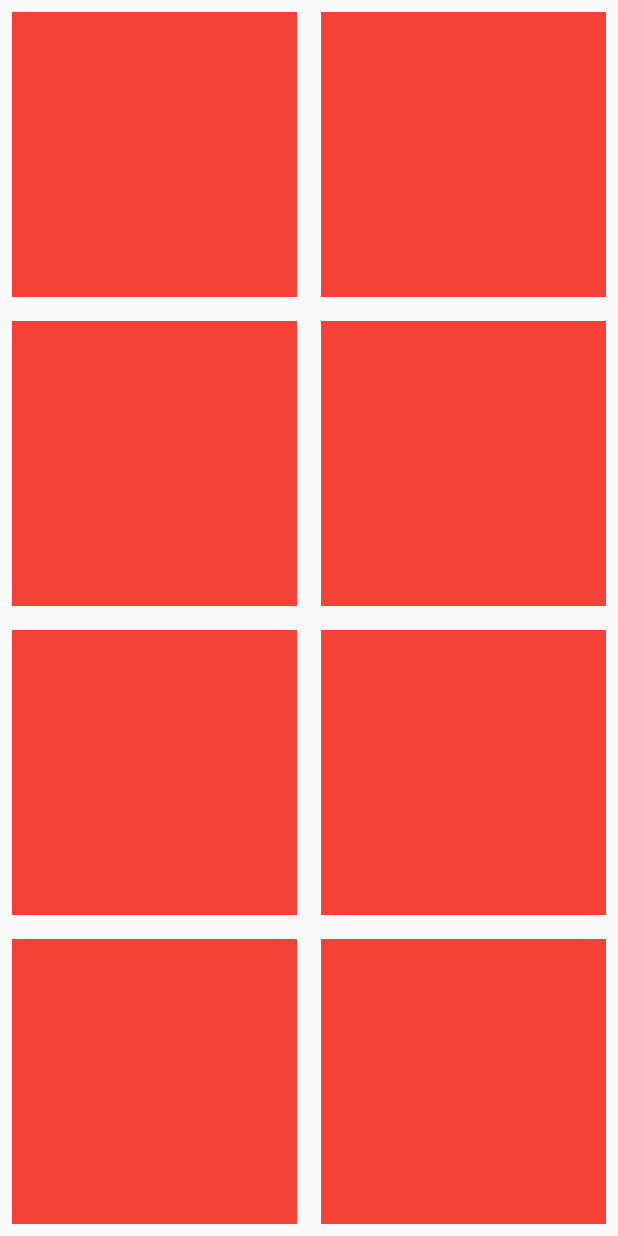
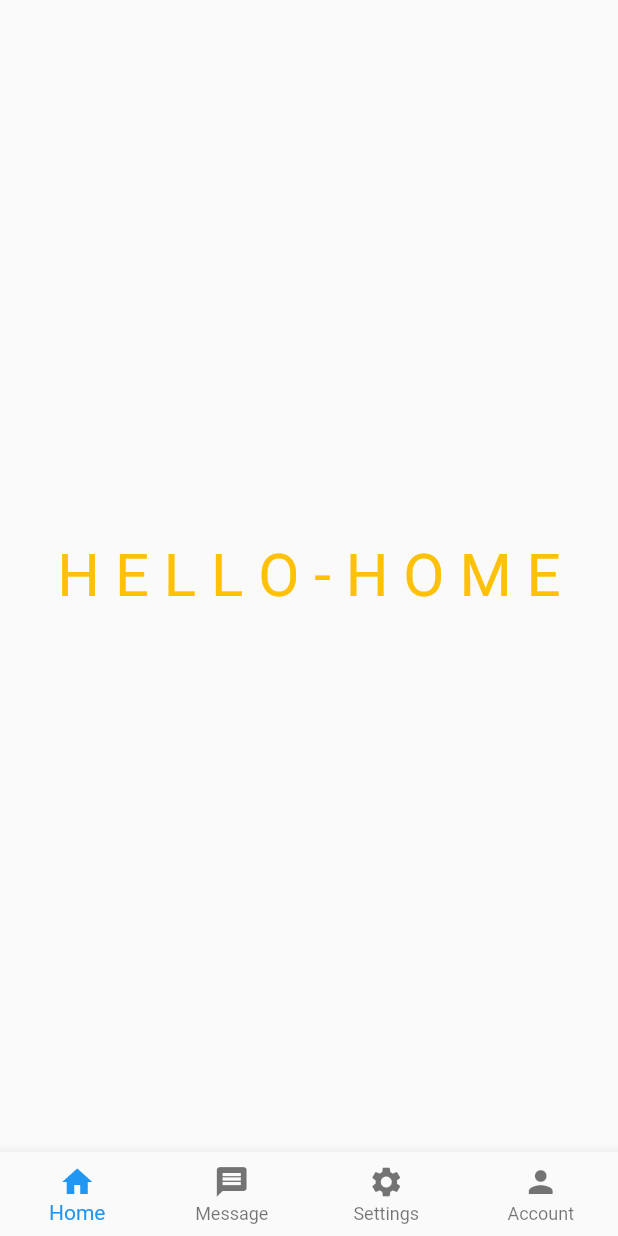
Before and after one commit to tranduclinh2067/flutter_code, a Flutter app: the screen it shows after launch, on a phone screen of 412 x 824 dp. Run offline on Flutter 3.47's test engine with Material 2 defaults, Android fonts, the phone set to English and light mode, and no system bars.

Commit message:
BOTTOM NAV BAR

```diff
--- a/lib/main.dart
+++ b/lib/main.dart
@@ -1,6 +1,7 @@
 import 'package:flutter/material.dart';
 import 'package:flutter/services.dart';
-import 'package:learing_1/screens/gridview.builder.dart';
+import 'package:learing_1/screens/bottomnavbar/bottomnavbar.dart';
+// import 'package:learing_1/screens/gridview.builder.dart';
 // import 'package:learing_1/screens/listviewbuild/listview.builder.dart';
 
 void main() {
@@ -14,7 +15,6 @@ class MyApp extends StatelessWidget {
   Widget build(BuildContext context) {
     SystemChrome.setSystemUIOverlayStyle(
         const SystemUiOverlayStyle(statusBarColor: Colors.transparent));
-    return MaterialApp(
-        debugShowCheckedModeBanner: false, home: GirdviewBuilder());
+    return MaterialApp(debugShowCheckedModeBanner: false, home: BottomNavBar());
   }
 }
--- /dev/null
+++ b/lib/screens/bottomnavbar/bottomnavbar.dart
@@ -0,0 +1,59 @@
+import 'package:flutter/material.dart';
+import 'package:learing_1/screens/bottomnavbar/accounts.dart';
+import 'package:learing_1/screens/bottomnavbar/home.dart';
+import 'package:learing_1/screens/bottomnavbar/message.dart';
+import 'package:learing_1/screens/bottomnavbar/settings.dart';
+
+class BottomNavBar extends StatefulWidget {
+  const BottomNavBar({Key? key}) : super(key: key);
+
+  @override
+  State<BottomNavBar> createState() => _BottomNavBarState();
+}
+
+class _BottomNavBarState extends State<BottomNavBar> {
+  int _selectedIndex = 0;
+
+  void _navigaBottomNavBar(int index) {
+    setState(() {
+      _selectedIndex = index;
+    });
+  }
+
+  final List<Widget> _pages = [
+    UseHome(),
+    UseMessage(),
+    UseSettings(),
+    UseAccounts()
+  ];
+
+  @override
+  Widget build(BuildContext context) {
+    return Scaffold(
+      body: _pages[_selectedIndex],
+      bottomNavigationBar: BottomNavigationBar(
+        currentIndex: _selectedIndex,
+        onTap: _navigaBottomNavBar,
+        type: BottomNavigationBarType.fixed,
+        items: [
+          BottomNavigationBarItem(
+            icon: Icon(Icons.home),
+            label: 'Home',
+          ),
+          BottomNavigationBarItem(
+            icon: Icon(Icons.message),
+            label: 'Message',
+          ),
+          BottomNavigationBarItem(
+            icon: Icon(Icons.settings),
+            label: 'Settings',
+          ),
+          BottomNavigationBarItem(
+            icon: Icon(Icons.person),
+            label: 'Account',
+          ),
+        ],
+      ),
+    );
+  }
+}
--- /dev/null
+++ b/lib/screens/bottomnavbar/home.dart
@@ -0,0 +1,18 @@
+import 'package:flutter/material.dart';
+
+class UseHome extends StatelessWidget {
+  const UseHome({Key? key}) : super(key: key);
+
+  @override
+  Widget build(BuildContext context) {
+    return Center(
+      child: Text(
+        'H E L L O - H O M E',
+        style: TextStyle(
+          fontSize: 40,
+          color: Colors.amber,
+        ),
+      ),
+    );
+  }
+}
```
Also changed, not shown: lib/screens/bottomnavbar/accounts.dart (added, +18 -0 lines), lib/screens/bottomnavbar/message.dart (added, +18 -0 lines), lib/screens/bottomnavbar/settings.dart (added, +18 -0 lines).
